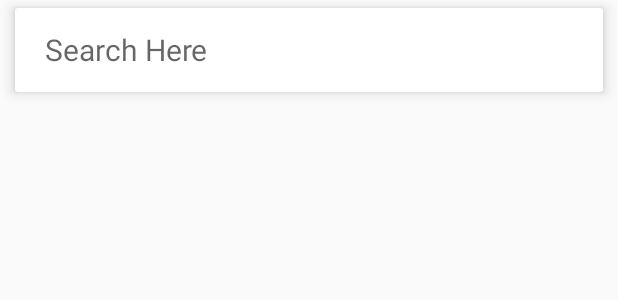
After one commit to 1553008/SimpleLocation, an Android app: the layout activity_search.xml on its own in the app's theme, with its tools: preview values and no code run, on a phone screen of 412 x 824 dp. The commit adds this screen. Shown: the top 300 px of the screen. Run offline under Robolectric (Android 15) with nearby library versions, the light colour scheme and no system bars.

Commit message:
Search Feature Complete

```diff
--- /dev/null
+++ b/app/src/main/res/drawable/searchbar_style.xml
@@ -0,0 +1,13 @@
+<?xml version="1.0" encoding="utf-8"?>
+<shape android:shape="rectangle" xmlns:android="http://schemas.android.com/apk/res/android">
+    <padding
+        android:left="15dp"
+        android:right="15dp"
+        />
+    <corners
+        android:radius="2dp"
+        />
+    <stroke
+        android:color="@android:color/black"
+        android:width="1dp"/>
+</shape>
--- a/app/src/main/res/layout/activity_maps.xml
+++ b/app/src/main/res/layout/activity_maps.xml
@@ -19,7 +19,7 @@
         android:layout_width="match_parent"
         android:layout_height="wrap_content"
         android:layout_gravity="start|top"
-        android:layout_marginTop="25dp"
+        android:layout_marginTop="24dp"
         android:background="@drawable/toolbar_style"
         >
     </FrameLayout>
--- /dev/null
+++ b/app/src/main/res/layout/activity_search.xml
@@ -0,0 +1,48 @@
+<?xml version="1.0" encoding="utf-8"?>
+<LinearLayout xmlns:android="http://schemas.android.com/apk/res/android"
+    xmlns:app="http://schemas.android.com/apk/res-auto"
+    xmlns:tools="http://schemas.android.com/tools"
+    android:layout_width="match_parent"
+    android:layout_height="match_parent"
+    tools:context="com.example.hoangdung.simplelocation.SearchActivity"
+    android:orientation="vertical"
+    android:fitsSystemWindows="true">
+    <android.support.v7.widget.CardView
+        android:layout_width="match_parent"
+        android:layout_height="?attr/actionBarSize"
+        android:background="@drawable/searchbar_style"
+        android:layout_marginTop="5dp"
+        android:layout_marginLeft="10dp"
+        android:layout_marginRight="10dp"
+        app:cardElevation="5dp">
+        <android.support.v7.widget.Toolbar
+            android:id="@+id/search_toolbar"
+            android:layout_width="match_parent"
+            android:layout_height="match_parent">
+            <EditText
+                android:id="@+id/search_editText"
+                android:layout_width="match_parent"
+                android:layout_height="wrap_content"
+                android:hint="Search Here"
+                android:textColor="#000"
+                android:textSize="20sp"
+                android:backgroundTint="@android:color/transparent"
+                android:cursorVisible="true"/>
+        </android.support.v7.widget.Toolbar>
+    </android.support.v7.widget.CardView>
+
+    <android.support.v7.widget.CardView
+        android:layout_width="match_parent"
+        android:layout_height="wrap_content"
+        android:layout_marginTop="20dp"
+        android:layout_marginLeft="10dp"
+        android:layout_marginRight="10dp"
+        app:cardElevation="5dp">
+        <android.support.v7.widget.RecyclerView
+            android:id="@+id/recycler_view"
+            android:layout_width="match_parent"
+            android:layout_height="match_parent"
+            >
+        </android.support.v7.widget.RecyclerView>
+    </android.support.v7.widget.CardView>
+    </LinearLayout>
```
Also changed, not shown: app/src/main/AndroidManifest.xml (+23 -23 lines), app/src/main/java/com/example/hoangdung/simplelocation/MapsActivity.java (+48 -71 lines), app/src/main/java/com/example/hoangdung/simplelocation/PlaceAutoCompleteAdapter.java (added, +162 -0 lines), app/src/main/java/com/example/hoangdung/simplelocation/SearchActivity.java (added, +131 -0 lines), app/src/main/java/com/example/hoangdung/simplelocation/SearchFragment.java (+64 -17 lines), app/src/main/res/layout/search_item.xml (added, +51 -0 lines), app/src/main/res/drawable-hdpi/action_icon_navigate.png (added), app/src/main/res/drawable-mdpi/action_icon_navigate.png (added), app/src/main/res/drawable-xxhdpi/action_icon_navigate.png (added), app/src/main/res/drawable-xxxhdpi/action_icon_navigate.png (added).
